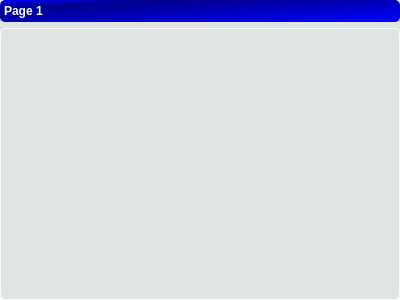
Before: the Qt Designer form teraplus/client/src/editors/TeraForm.ui in introlab/opentera, drawn with Qt 5.
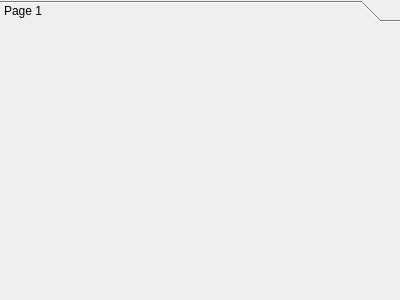
After: the same form once the commit is applied.

What changed in the file:
```diff
--- a/teraplus/client/src/editors/TeraForm.ui
+++ b/teraplus/client/src/editors/TeraForm.ui
@@ -14,7 +14,8 @@
    <string>Form</string>
   </property>
   <property name="styleSheet">
-   <string notr="true">QWidget{background-color: rgba(0,0,0,0);color:white;border-radius:5px}
+   <string notr="true">/*
+QWidget{background-color: rgba(0,0,0,0);color:white;border-radius:5px}
 QPlainTextEdit,QLineEdit,QListWidget,QComboBox,QTextEdit,QSpinBox,QDateTimeEdit, QTimeEdit{background-color: rgba(255,255,255,50%); color: black;}
 
 QTableWidget{
@@ -38,23 +39,17 @@
 
 QToolButton:hover{background-color:  rgba(255,255,255,50);}
 
-QTabWidget::pane { /* The tab widget frame */
-	/*background-color:  rgba(0,128,200,30%);*/
-	/* background: qlineargradient(x1: 0, y1: 0, x2: 0, y2: 1,
-                                 stop: 0  rgba(0,128,200,50%), 
-								stop: 0.5  rgba(0,128,200,25%)
-								stop: 1.0  rgba(0,128,200,25%));*/
+QTabWidget::pane { 
 	background-color: rgba(128,128,140,25%);
 	border-radius: 5px;
     border: 2px solid rgba(128,128,140,50%);
  }
 
  QTabWidget::tab-bar {
-     left: 5px; /* move to the right by 5px */
+     left: 5px; 
  }
 
-/* Style the tab using the tab sub-control. Note that
-     it reads QTabBar _not_ QTabWidget */
+
  QTabBar::tab,QTableWidget::tab,QHeaderView::section {
      background: qlineargradient(x1: 0, y1: 0, x2: 0, y2: 1,
                                  stop: 0  rgba(128,128,140,50%),  stop: 1.0  rgba(128,128,140,25%));
@@ -67,18 +62,18 @@
  }
 
  QTabBar::tab:selected, QTabBar::tab:hover {
-/*     background-color: rgba(0,128,200,70%);*/
+
 background: qlineargradient(x1: 0, y1: 0, x2: 0, y2: 1,
                                  stop: 0  rgba(128,128,140,70%),  stop: 1.0  rgba(128,128,140,50%));
  }
 
  QTabBar::tab:selected {
      border-color:rgba(128,128,140,60%);
-     border-bottom-color:rgba(128,128,140,60%); /* same as pane color */
+     border-bottom-color:rgba(128,128,140,60%); 
  }
 
  QTabBar::tab:!selected {
-     margin-top: 2px; /* make non-selected tabs look smaller */
+     margin-top: 2px; 
  }
 
 QToolBox{background-color:  rgba(128,150,150,25%);}
@@ -101,7 +96,8 @@
 QWidget#pageSection1{
  	border: 1px solid white;
 	border-radius: 5px;
-}</string>
+}
+*/</string>
   </property>
   <layout class="QVBoxLayout" name="verticalLayout">
    <property name="leftMargin">
```
Left out of the diff: 2 changed lines with no effect on the pictures.
